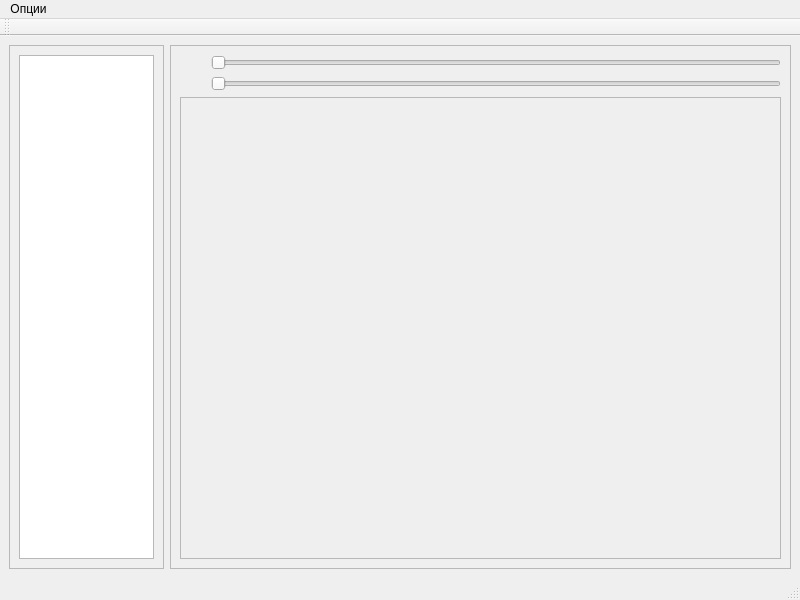
Before: the Qt Designer form Peleng/2DHyperCube/Main2DWindow.ui in remsens/Peleng, drawn with Qt 5.
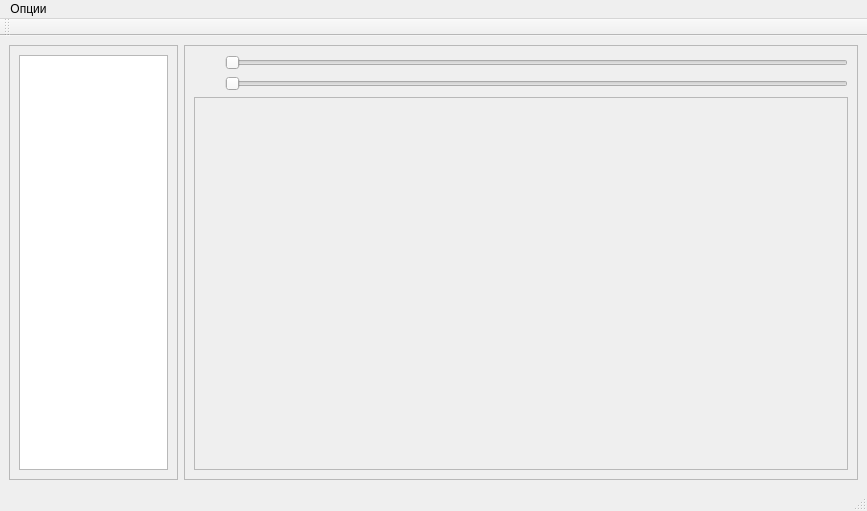
After: the same form once the commit is applied. Custom widgets are drawn as their Qt base class.

Patch:
```diff
--- a/Peleng/2DHyperCube/Main2DWindow.ui
+++ b/Peleng/2DHyperCube/Main2DWindow.ui
@@ -6,8 +6,8 @@
    <rect>
     <x>0</x>
     <y>0</y>
-    <width>800</width>
-    <height>600</height>
+    <width>867</width>
+    <height>511</height>
    </rect>
   </property>
   <property name="windowTitle">
@@ -199,7 +199,7 @@
     <rect>
      <x>0</x>
      <y>0</y>
-     <width>800</width>
+     <width>867</width>
      <height>21</height>
     </rect>
    </property>
```
Left out of the diff: 6 changed lines with no effect on the pictures.
